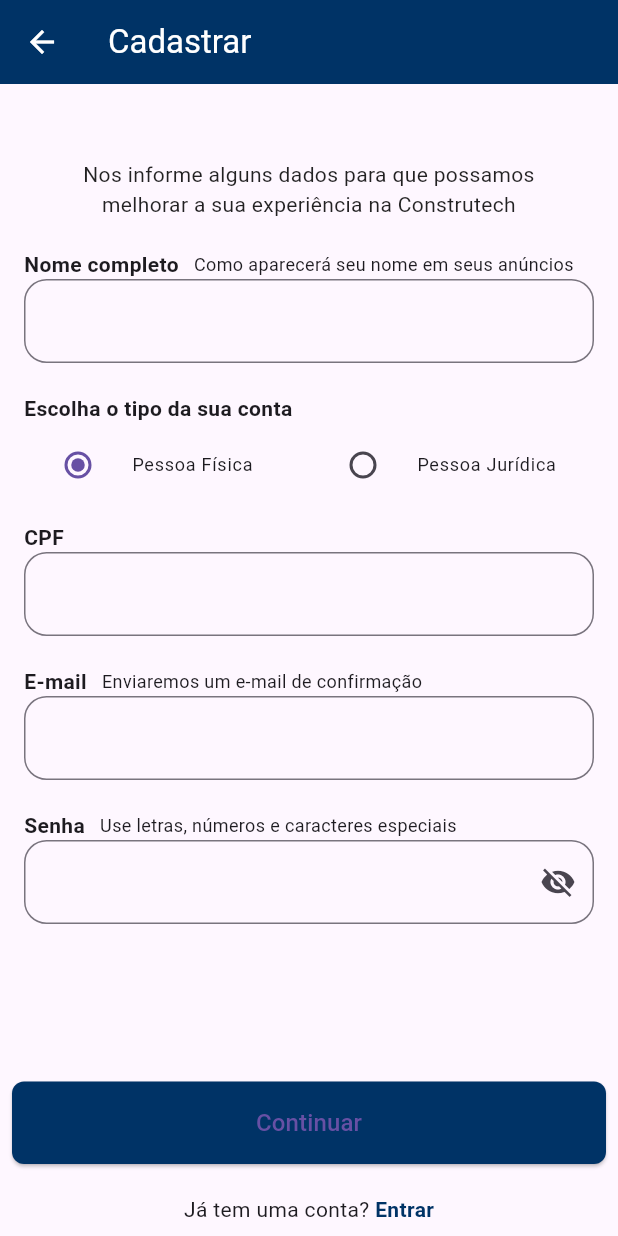
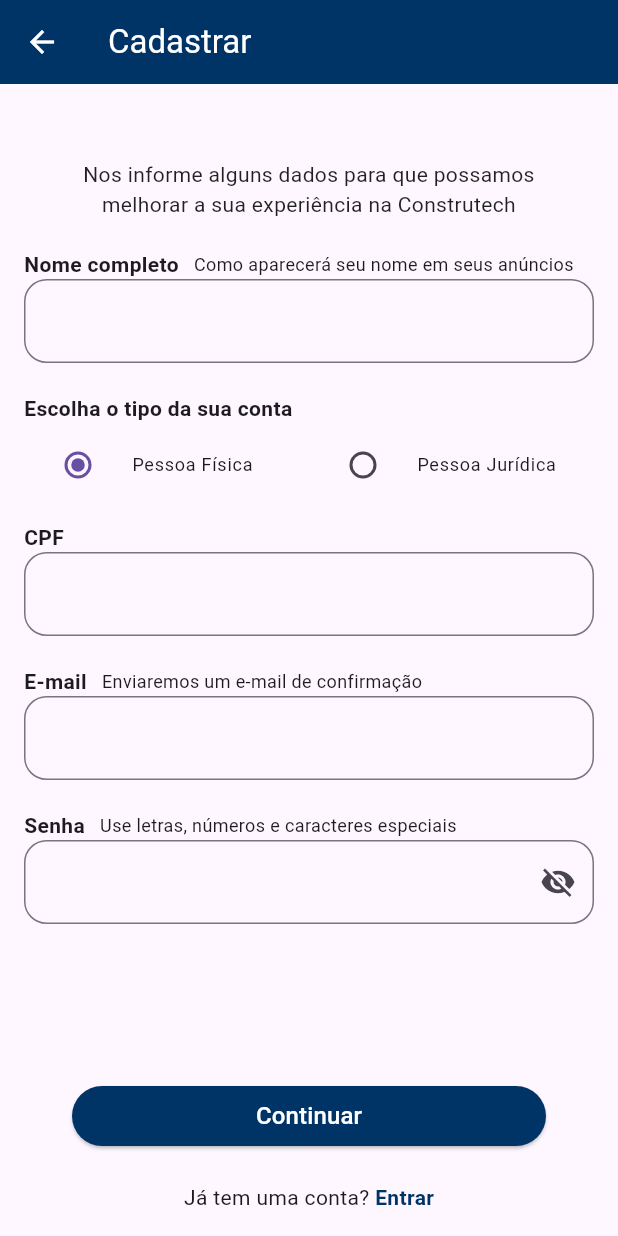
Before and after one commit to giof-hub/reparaai, a Flutter app: the screen it shows after launch, after a tap on "Criar minha conta", on a phone screen of 412 x 824 dp. Run offline on Flutter 3.47's test engine with Material 3 defaults, Android fonts, the phone set to English and light mode, and no system bars; our stand-ins replace flutter_mobx, flutter_secure_storage, flutter_svg, get_it, mobx; missing offline and left inert: jwt_decode; generated files the repository leaves out were written again; network calls fail.

Commit message:
tela de camera

```diff
--- a/lib/config/injection/injection.dart
+++ b/lib/config/injection/injection.dart
@@ -15,7 +15,8 @@ import 'package:reparaai/features/login/presentation/controllers/login_controlle
 import 'package:reparaai/features/signup/domain/usecases/impl/signup_usecase_impl.dart';
 import 'package:reparaai/features/signup/domain/usecases/signup_usecase.dart';
 import 'package:reparaai/features/signup/presentation/controllers/signup_controller.dart';
-import 'package:reparaai/features/signup/presentation/controllers/signup_doc_controller.dart';
+import 'package:reparaai/features/signup/presentation/controllers/choose_document_want_send_controller.dart';
+import 'package:reparaai/features/signup/presentation/controllers/take_photo_with_open_document_controller.dart';
 
 class Injection extends BaseInjection {
   @override
@@ -23,7 +24,8 @@ class Injection extends BaseInjection {
     register<LoginController>(() => LoginController(getIt()));
     register<SignupController>(() => SignupController(getIt()));
     register<HomeController>(() => HomeController());
-    register<SignupDocController>(() => SignupDocController());
+    register<ChooseDocumentWantSendController>(() => ChooseDocumentWantSendController());
+    register<TakePhotoWithOpenDocumentController>(() => TakePhotoWithOpenDocumentController());
   }
 
   @override
--- /dev/null
+++ b/lib/core/presentation/widgets/reparaai_action_button.dart
@@ -0,0 +1,31 @@
+import 'package:flutter/material.dart';
+
+class ReparaaiActionButton extends StatelessWidget {
+  final Function() onPressed;
+  final String text;
+  final Color? backgroundColor;
+  final Color? foregroundColor;
+
+  const ReparaaiActionButton({
+    super.key,
+    required this.onPressed,
+    required this.text,
+    this.backgroundColor,
+    this.foregroundColor,
+  });
+
+  @override
+  Widget build(BuildContext context) {
+    return ElevatedButton(
+      style: ElevatedButton.styleFrom(
+        backgroundColor: backgroundColor ?? const Color(0xFF003366),
+        shape: RoundedRectangleBorder(borderRadius: BorderRadius.circular(32)),
+      ),
+      onPressed: onPressed,
+      child: Text(
+        text,
+        style: TextStyle(fontSize: 16, color: foregroundColor ?? Colors.white),
+      ),
+    );
+  }
+}
--- a/lib/features/signup/domain/entities/signup_entity.dart
+++ b/lib/features/signup/domain/entities/signup_entity.dart
@@ -4,13 +4,15 @@ class SignupEntity {
   String document;
   String email;
   String password;
+  int documentType;
 
   SignupEntity({
     required this.fullName,
     required this.accountType,
     required this.document,
     required this.email,
-    required this.password
+    required this.password,
+    required this.documentType,
   });
 
   SignupEntity.empty({
@@ -18,6 +20,7 @@ class SignupEntity {
     this.accountType = 0,
     this.document = "",
     this.email = "",
-    this.password = ""
+    this.password = "",
+    this.documentType = 0
   });
 }
--- a/lib/features/signup/presentation/controllers/signup_controller.dart
+++ b/lib/features/signup/presentation/controllers/signup_controller.dart
@@ -49,7 +49,7 @@ abstract class _SignupController extends ReparaaiPageController with Store {
     args!.signup = signup;
 
     menuAction(
-      path: "reparaai://module_flutter?route=reparaai/signup/signup_doc",
+      path: "reparaai://module_flutter?route=reparaai/signup/choose_document_want_send",
       nome: "Sign Up", args: args
     );
   }
--- a/lib/features/signup/presentation/controllers/signup_doc_controller.dart
+++ b/lib/features/signup/presentation/controllers/take_photo_with_open_document_controller.dart
@@ -4,11 +4,11 @@ import 'package:reparaai/core/presentation/controllers/reparaai_page_controller.
 import 'package:reparaai/features/signup/domain/entities/enums/document_type_enum.dart';
 import 'package:reparaai/features/signup/domain/entities/signup_entity.dart';
 
-part 'signup_doc_controller.g.dart';
+part 'take_photo_with_open_document_controller.g.dart';
 
-class SignupDocController = _SignupDocController with _$SignupDocController;
+class TakePhotoWithOpenDocumentController = _TakePhotoWithOpenDocumentController with _$TakePhotoWithOpenDocumentController;
 
-abstract class _SignupDocController extends ReparaaiPageController with Store {
+abstract class _TakePhotoWithOpenDocumentController extends ReparaaiPageController with Store {
 
   final formKey = GlobalKey<FormState>();
 
--- a/lib/features/signup/presentation/pages/signup_page.dart
+++ b/lib/features/signup/presentation/pages/signup_page.dart
@@ -1,6 +1,7 @@
 import 'package:flutter/material.dart';
 import 'package:flutter_mobx/flutter_mobx.dart';
 import 'package:reparaai/core/presentation/pages/base_page_state.dart';
+import 'package:reparaai/core/presentation/widgets/reparaai_action_button.dart';
 import 'package:reparaai/core/presentation/widgets/reparaai_input_field.dart';
 import 'package:reparaai/features/signup/domain/entities/enums/account_type_enum.dart';
 import 'package:reparaai/features/signup/domain/entities/signup_arguments.dart';
@@ -130,30 +131,20 @@ class _SignupPageState extends BasePageState<SignupPage, SignupController> {
       ),
       bottomNavigationBar: SafeArea(
         child: Padding(
-          padding: const EdgeInsets.all(8.0),
+          padding: const EdgeInsets.symmetric(vertical: 16, horizontal: 48),
           child: Column(
             mainAxisSize: MainAxisSize.min,
             children: [
               SizedBox(
                 width: double.infinity,
-                child: ElevatedButton(
-                  style: ElevatedButton.styleFrom(
-                    backgroundColor: const Color(0xFF003366),
-                    padding: const EdgeInsets.symmetric(vertical: 16),
-                    shape: RoundedRectangleBorder(
-                      borderRadius: BorderRadius.circular(8),
-                    ),
-                  ),
+                child: ReparaaiActionButton(
+                  text: "Continuar",
                   onPressed: () {
                     if (controller.formKey.currentState!.validate()) {
                       controller.nextStep();
                     }
-                  },
-                  child: const Text(
-                    "Continuar",
-                    style: TextStyle(fontSize: 16),
-                  ),
-                ),
+                  }
+                )
               ),
               const SizedBox(height: 20),
 
--- a/pubspec.yaml
+++ b/pubspec.yaml
@@ -71,9 +71,10 @@ flutter:
     - assets/woman_banner.png
     - assets/eletricista.png
     - assets/encanador.png
-    - assets/ic_id_card.svg
+    - assets/svgs/ic_id_card.svg
     - assets/rg.png
     - assets/cnh.png
+    - assets/images/identidade.png
 
   # An image asset can refer to one or more resolution-specific "variants", see
   # https://flutter.dev/to/resolution-aware-images
```
Also changed, not shown: lib/config/resolver.dart (+11 -5 lines), lib/config/routes.dart (+5 -2 lines), lib/core/domain/entities/enums/assets.dart (+8 -1 lines), lib/features/signup/presentation/controllers/choose_document_want_send_controller.dart (added, +42 -0 lines), lib/features/signup/presentation/pages/choose_document_want_send_page.dart (renamed from lib/features/signup/presentation/pages/signup_doc_page.dart, +44 -32 lines), lib/features/signup/presentation/pages/take_photo_with_open_document_page.dart (added, +100 -0 lines), assets/images/identidade.png (added), assets/svgs/ic_id_card.svg (renamed from assets/ic_id_card.svg), lib/features/signup/presentation/controllers/choose_document_want_send_controller.g.dart (added), lib/features/signup/presentation/controllers/take_photo_with_open_document_controller.g.dart, pubspec.lock.
